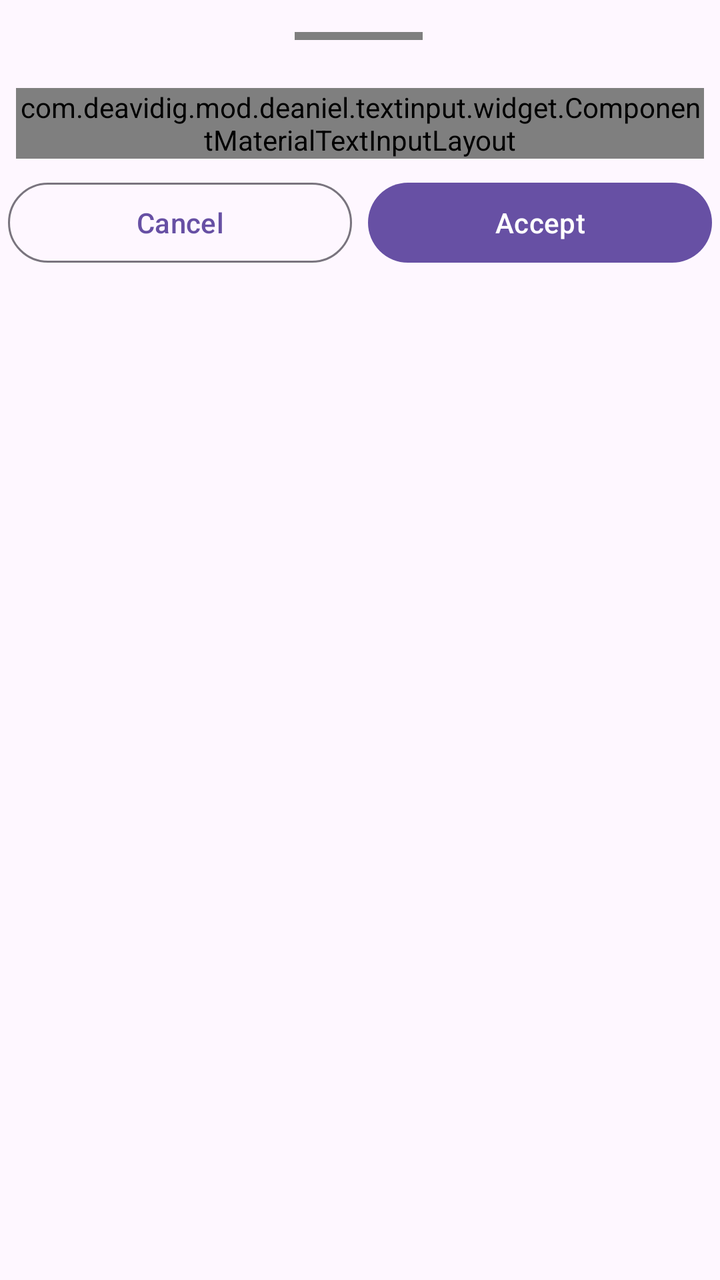
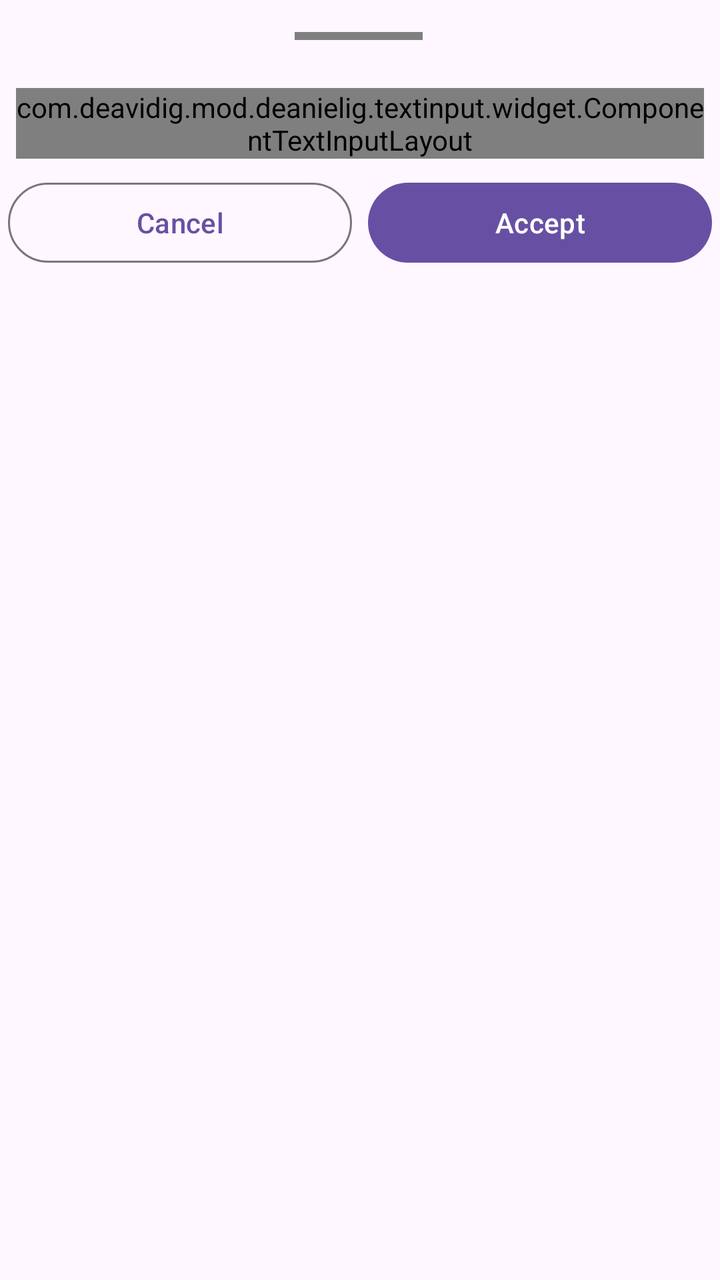

Compare the two renders of this Android layout. The source of the first and the diff that turns it into the second are given below.
<!-- AndroidManifest.xml: application theme Theme.SketchprojectPro -->
<!-- res/layout/activity_main_bottomsheet_filter.xml -->
<?xml version="1.0" encoding="utf-8"?>
<androidx.constraintlayout.widget.ConstraintLayout xmlns:android="http://schemas.android.com/apk/res/android"
	xmlns:app="http://schemas.android.com/apk/res-auto"
	xmlns:tools="http://schemas.android.com/tools"
	android:layout_width="match_parent"
    android:layout_height="match_parent"
	android:paddingBottom="12dp">

	<com.deavidig.mod.deaniel.divider.widget.ComponentMaterialDivider
		android:id="@+id/divider"
		android:layout_width="64dp"
		android:layout_height="4dp"
		android:layout_marginTop="16dp"
		app:dividerColor="?attr/colorSurfaceContainerHigh"
		app:dividerRadiusSize="14dp"
		app:layout_constraintEnd_toEndOf="parent"
		app:layout_constraintHorizontal_bias="0.498"
		app:layout_constraintStart_toStartOf="parent"
		app:layout_constraintTop_toTopOf="parent" />

	<com.deavidig.mod.deaniel.textinput.widget.ComponentMaterialTextInputLayout
		android:id="@+id/name_filter_container"
		android:layout_width="0dp"
		android:layout_height="wrap_content"
		android:layout_marginHorizontal="8dp"
		android:layout_marginTop="24dp"
		app:hintText="Rename Filter"
		app:hintEnable="true"
		app:placeholderEnable="true"
		app:placeholderText="Gaming"
		app:counterEnabled="true"
		app:counterMaxLength="20"
		app:endIconMode="clear_text"
		app:helperText="Leave the field blank to delete."
		app:helperEnable="true"
		app:layout_constraintEnd_toEndOf="parent"
		app:layout_constraintHorizontal_bias="0.0"
		app:layout_constraintStart_toStartOf="parent"
		app:layout_constraintTop_toBottomOf="@+id/divider">

		<com.google.android.material.textfield.TextInputEditText
			android:id="@+id/name_filter"
			android:layout_width="match_parent"
			android:layout_height="match_parent" />

	</com.deavidig.mod.deaniel.textinput.widget.ComponentMaterialTextInputLayout>

	<LinearLayout
		android:layout_width="0dp"
		android:layout_height="wrap_content"
		android:layout_marginTop="8dp"
		app:layout_constraintEnd_toEndOf="parent"
		app:layout_constraintStart_toStartOf="parent"
		app:layout_constraintTop_toBottomOf="@+id/name_filter_container">

		<com.google.android.material.button.MaterialButton
			style="@style/Widget.Material3.Button.OutlinedButton"
			android:id="@+id/cancel_button"
			android:layout_marginHorizontal="4dp"
			android:layout_width="0dp"
			android:layout_height="wrap_content"
			android:layout_weight="1"
			android:text="Cancel"/>

		<com.google.android.material.button.MaterialButton
			android:id="@+id/accept_button"
			android:layout_marginHorizontal="4dp"
			android:layout_width="0dp"
			android:layout_height="wrap_content"
			android:layout_weight="1"
			android:text="Accept" />

	</LinearLayout>

</androidx.constraintlayout.widget.ConstraintLayout>
<!-- resources referenced by this layout -->
<resources>
  <style name="Theme.SketchprojectPro" parent="Base.Theme.SketchprojectPro" />
  <style name="Base.Theme.SketchprojectPro" parent="Theme.Material3.DayNight.NoActionBar">
  		
  		
  	</style>
</resources>

<!-- the commit's change to res/layout/activity_main_bottomsheet_filter.xml (unified diff, before → after) -->
@@ -6,7 +6,7 @@
     android:layout_height="match_parent"
 	android:paddingBottom="12dp">
 
-	<com.deavidig.mod.deaniel.divider.widget.ComponentMaterialDivider
+	<com.deavidig.mod.deanielig.divider.widget.ComponentMaterialDivider
 		android:id="@+id/divider"
 		android:layout_width="64dp"
 		android:layout_height="4dp"
@@ -18,7 +18,7 @@
 		app:layout_constraintStart_toStartOf="parent"
 		app:layout_constraintTop_toTopOf="parent" />
 
-	<com.deavidig.mod.deaniel.textinput.widget.ComponentMaterialTextInputLayout
+	<com.deavidig.mod.deanielig.textinput.widget.ComponentTextInputLayout
 		android:id="@+id/name_filter_container"
 		android:layout_width="0dp"
 		android:layout_height="wrap_content"
@@ -30,6 +30,7 @@
 		app:placeholderText="Gaming"
 		app:counterEnabled="true"
 		app:counterMaxLength="20"
+		app:counterLimit="true"
 		app:endIconMode="clear_text"
 		app:helperText="Leave the field blank to delete."
 		app:helperEnable="true"
@@ -41,9 +42,10 @@
 		<com.google.android.material.textfield.TextInputEditText
 			android:id="@+id/name_filter"
 			android:layout_width="match_parent"
-			android:layout_height="match_parent" />
+			android:layout_height="match_parent"
+			android:singleLine="true" />
 
-	</com.deavidig.mod.deaniel.textinput.widget.ComponentMaterialTextInputLayout>
+	</com.deavidig.mod.deanielig.textinput.widget.ComponentTextInputLayout>
 
 	<LinearLayout
 		android:layout_width="0dp"
